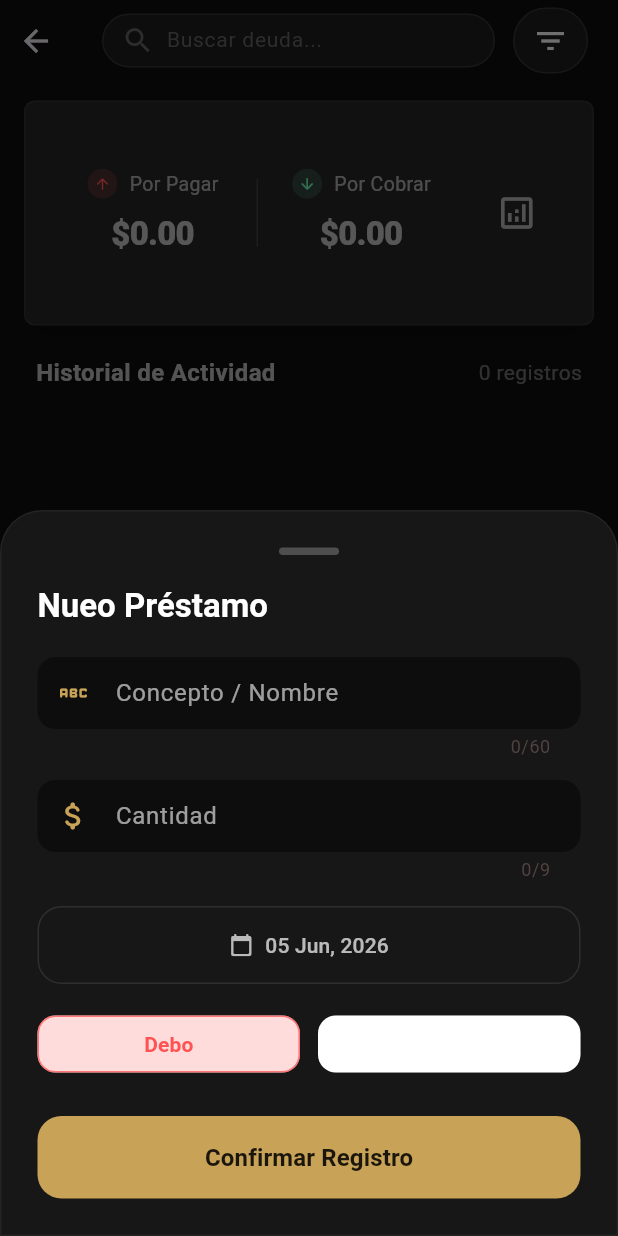
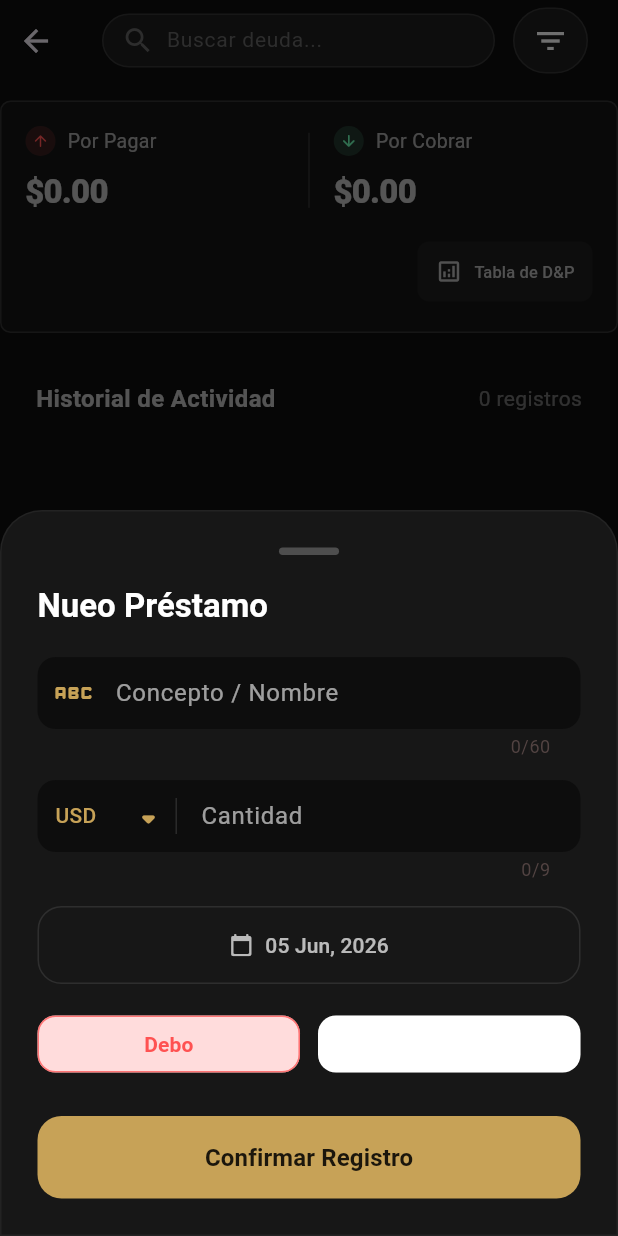
Before and after one commit to esceptecho/the_finxup_app, a Flutter app: the DebtAgendaView screen opened directly, after a tap on "Agregar", on a phone screen of 412 x 824 dp. Run offline on Flutter 3.47's test engine with Material 3 defaults, Android fonts, the phone set to English and light mode, and no system bars; our stand-ins replace animated_text_kit, carousel_slider, file_picker, fl_chart, flutter_riverpod, flutter_slidable and 8 more; missing offline and left inert: add_2_calendar, pdfrx, time_machine; accounts and stored records are empty; generated files the repository leaves out were written again; Roboto replaces fonts that are missing (Montserrat); project files that could hold a hidden picture were left out.

Commit message:
currencyType y DropdownButton agregado

```diff
--- a/lib/main.dart
+++ b/lib/main.dart
@@ -70,9 +70,15 @@ void _registerHiveAdapters() {
     Hive.registerAdapter(GoalAdapter());
   }
 
+if (!Hive.isAdapterRegistered(7)) {
+    Hive.registerAdapter(CurrencyTypeAdapter());
+  }
+
   if (!Hive.isAdapterRegistered(6)) {
     Hive.registerAdapter(DebtAdapter());
   }
+
+
 }
 
 Future<void> _openHiveBoxes() async {
--- a/lib/models/debt_model.dart
+++ b/lib/models/debt_model.dart
@@ -19,6 +19,9 @@
   @HiveField(4)
   bool esDeuda;
 
+  @HiveField(5)
+  CurrencyType currencyType;
+
   // Constructor modificado con valores iniciales por defecto para el generador
   Debt({
     this.nombre = '',
@@ -26,6 +29,7 @@
     DateTime? fecha,
     this.pagado = false,
     this.esDeuda = true,
+    this.currencyType = CurrencyType.usd, // Valor por defecto
   }) : fecha = fecha ?? DateTime.now();
 
   String get tipoTransaccion => esDeuda ? 'Debo' : 'Me deben';
@@ -37,6 +41,7 @@
     DateTime? fecha,
     bool? pagado,
     bool? esDeuda,
+    CurrencyType? currencyType,
   }) {
     return Debt(
       nombre: nombre ?? this.nombre,
@@ -44,6 +49,42 @@
       fecha: fecha ?? this.fecha,
       pagado: pagado ?? this.pagado,
       esDeuda: esDeuda ?? this.esDeuda,
+      currencyType: currencyType ?? this.currencyType,
     );
   }
 }
+
+
+@HiveType(typeId: 7) // Asegúrate de que este ID sea único en tu app
+enum CurrencyType {
+  @HiveField(0) usd,
+  @HiveField(1) eur,
+  @HiveField(2) mxn,
+  @HiveField(3) gbp,
+  @HiveField(4) jpy,
+  @HiveField(5) cop,
+  @HiveField(6) ars,
+  @HiveField(7) clp,
+}
+
+// Extensión para facilitar la visualización en la UI
+extension CurrencyTypeExtension on CurrencyType {
+  String get code => name.toUpperCase();
+
+  String get symbol {
+    switch (this) {
+      case CurrencyType.usd:
+      case CurrencyType.mxn:
+      case CurrencyType.cop:
+      case CurrencyType.ars:
+      case CurrencyType.clp:
+        return '\$';
+      case CurrencyType.eur:
+        return '€';
+      case CurrencyType.gbp:
+        return '£';
+      case CurrencyType.jpy:
+        return '¥';
+    }
+  }
+}
--- a/lib/screens/debt_agenda_view.dart
+++ b/lib/screens/debt_agenda_view.dart
@@ -22,6 +22,7 @@ class _DebtAgendaViewState extends ConsumerState<DebtAgendaView> {
   final _nombreController = TextEditingController();
   final _cantidadController = TextEditingController();
   bool _esDeuda = true;
+  CurrencyType _monedaSeleccionada = CurrencyType.usd;
   DateTime _fechaSeleccionada = DateTime.now();
 
   final DateFormat dateFormat = DateFormat('dd/MM/yyyy');
@@ -43,6 +44,7 @@ class _DebtAgendaViewState extends ConsumerState<DebtAgendaView> {
       cantidad: double.parse(_cantidadController.text),
       fecha: _fechaSeleccionada,
       esDeuda: _esDeuda,
+      currencyType: _monedaSeleccionada,
     );
 
     ref.read(debtListProvider.notifier).addDebt(nuevaDeuda);
@@ -112,35 +114,25 @@ class _DebtAgendaViewState extends ConsumerState<DebtAgendaView> {
           child: Column(
             mainAxisSize: MainAxisSize.min,
             children: [
-              // 1. Resumen de balances financieros
+              SizedBox(height: 12),
               Container(
-                height: 150,
-                margin: const EdgeInsets.symmetric(
-                  horizontal: 16,
-                  vertical: 12,
+                padding: const EdgeInsets.all(16),
+                decoration: BoxDecoration(
+                  color: Colors.white.withValues(
+                    alpha: 0.03,
+                  ), // Un fondo sutil para dar contexto de tarjeta
+                  borderRadius: BorderRadius.circular(7),
+                  border: Border.all(color: Colors.white12),
                 ),
-                padding: const EdgeInsets.symmetric(
-                  vertical: 24,
-                  horizontal: 16,
-                ),
-                decoration: BoxDecoration(
-                  color: AppThemeHSL.surfaceLight,
-                  borderRadius: BorderRadius.circular(7),
-                  border: Border.all(
-                    color: Colors.white.withValues(alpha: 0.05),
-                  ),
-                  boxShadow: [
-                    BoxShadow(
-                      color: Colors.black.withValues(alpha: 0.2),
-                      blurRadius: 20,
-                      offset: const Offset(0, 10),
-                    ),
-                  ],
-                ),
-                child: Row(
+                child: Column(
+                  mainAxisSize: MainAxisSize.min,
+                  crossAxisAlignment: CrossAxisAlignment
+                      .end, // Alinea el botón al extremo derecho
+                  children: [
+                    // Sección de saldos (Por Pagar / Por Cobrar)
+                    Row(
                       children: [
                         Expanded(
-                      flex: 2,
                           child: BuildSummaryItem(
                             title: 'Por Pagar',
                             amount: totalDeudas,
@@ -148,9 +140,13 @@ class _DebtAgendaViewState extends ConsumerState<DebtAgendaView> {
                             icon: Icons.arrow_upward_rounded,
                           ),
                         ),
-                    Container(width: 1, height: 45, color: Colors.white12),
+                        Container(
+                          width: 1,
+                          height: 50,
+                          color: Colors.white12,
+                          margin: const EdgeInsets.symmetric(horizontal: 16),
+                        ),
                         Expanded(
-                      flex: 2,
                           child: BuildSummaryItem(
                             title: 'Por Cobrar',
                             amount: totalPrestamos,
@@ -158,23 +154,44 @@ class _DebtAgendaViewState extends ConsumerState<DebtAgendaView> {
                             icon: Icons.arrow_downward_rounded,
                           ),
                         ),
-                    Expanded(
-                      child: IconButton(
+                      ],
+                    ),
+
+                    const SizedBox(height: 14), // Espaciador controlado
+                    // Botón extendido elegante
+                    TextButton.icon(
+                      onPressed: () => _showDebtsTableDialog(context),
                       icon: Icon(
                         Icons.analytics_outlined,
                         color: AppThemeHSL.textSecondary,
-                          size: 28,
+                        size: 18,
                       ),
-                        constraints: const BoxConstraints(),
-                        padding: EdgeInsets.zero,
-                        tooltip: 'Ver tabla detallada',
-                        onPressed: () => _showDebtsTableDialog(context),
+                      label: Text(
+                        'Tabla de D&P',
+                        style: TextStyle(
+                          fontSize: 11,
+                          color: AppThemeHSL.textSecondary,
+                          fontWeight: FontWeight.w500,
+                        ),
+                      ),
+                      style: TextButton.styleFrom(
+                        padding: const EdgeInsets.symmetric(
+                          horizontal: 12,
+                          vertical: 8,
+                        ),
+                        shape: RoundedRectangleBorder(
+                          borderRadius: BorderRadius.circular(8),
+                        ),
+                        // Un fondo casi invisible que reacciona al pasar el cursor o presionar
+                        backgroundColor: AppThemeHSL.textSecondary.withValues(
+                          alpha: 0.05,
+                        ),
                       ),
                     ),
                   ],
                 ),
               ),
-
+              SizedBox(height: 24),
               // 2. Encabezado de la lista
               Padding(
                 padding: const EdgeInsets.symmetric(
@@ -206,9 +223,9 @@ class _DebtAgendaViewState extends ConsumerState<DebtAgendaView> {
               // 3. Listado de deudas (SE QUITÓ EL EXPANDED)
               filteredDebts.isEmpty
                   ? SizedBox(
-                      height: 400, // Le damos una altura fija estimada a la vista vacía
-                      child:
-                      Center(
+                      height:
+                          400, // Le damos una altura fija estimada a la vista vacía
+                      child: Center(
                         child: Column(
                           mainAxisAlignment: MainAxisAlignment.center,
                           children: [
@@ -353,6 +370,7 @@ class _DebtAgendaViewState extends ConsumerState<DebtAgendaView> {
                       prefixIcon: Icon(
                         Icons.abc_rounded,
                         color: AppThemeHSL.accentGold,
+                        size: 32,
                       ),
                       filled: true,
                       fillColor: AppThemeHSL.background,
@@ -365,6 +383,7 @@ class _DebtAgendaViewState extends ConsumerState<DebtAgendaView> {
                   ),
                   const SizedBox(height: 14),
                   TextField(
+                    maxLength: 9,
                     controller: _cantidadController,
                     keyboardType: const TextInputType.numberWithOptions(
                       decimal: true,
@@ -373,18 +392,68 @@ class _DebtAgendaViewState extends ConsumerState<DebtAgendaView> {
                     decoration: InputDecoration(
                       labelText: 'Cantidad',
                       labelStyle: const TextStyle(color: Colors.white60),
-                      prefixIcon: Icon(
-                        Icons.attach_money_rounded,
-                        color: AppThemeHSL.accentGold,
-                      ),
                       filled: true,
                       fillColor: AppThemeHSL.background,
                       border: OutlineInputBorder(
                         borderRadius: BorderRadius.circular(16),
                         borderSide: BorderSide.none,
                       ),
+
+                      // --- AQUÍ ESTÁ EL TRUCO ---
+                      prefixIcon: Container(
+                        width:
+                            105, // Controla estrictamente el ancho del selector
+                        padding: const EdgeInsets.only(left: 12),
+                        child: Row(
+                          children: [
+                            Expanded(
+                              child: DropdownButtonHideUnderline(
+                                child: DropdownButton<CurrencyType>(
+                                  value: _monedaSeleccionada,
+                                  dropdownColor: AppThemeHSL.surface,
+                                  menuWidth: 80,
+                                  icon: Icon(
+                                    Icons.arrow_drop_down_rounded,
+                                    color: AppThemeHSL.accentGold,
+                                    size: 28,
                                   ),
-                    maxLength: 9,
+                                  isDense:
+                                      true, // Hace que el diseño sea más compacto internamente
+                                  items: CurrencyType.values.map((moneda) {
+                                    return DropdownMenuItem(
+                                      value: moneda,
+                                      // Usamos el código (USD, EUR) para que no sature el espacio
+                                      child: Text(
+                                        moneda.code,
+                                        style: TextStyle(
+                                          fontSize: 14,
+                                          color: AppThemeHSL.accentGold,
+                                        ),
+                                      ),
+                                    );
+                                  }).toList(),
+                                  onChanged: (CurrencyType? newValue) {
+                                    if (newValue != null) {
+                                      // Actualiza el estado del modal usando setModalState
+                                      setModalState(() {
+                                        _monedaSeleccionada = newValue;
+                                      });
+                                    }
+                                  },
+                                ),
+                              ),
+                            ),
+                            // Línea divisoria vertical súper elegante
+                            Container(
+                              height: 24,
+                              width: 1,
+                              color: Colors.white12,
+                              margin: const EdgeInsets.only(left: 4, right: 12),
+                            ),
+                          ],
+                        ),
+                      ),
+                    ),
                   ),
                   const SizedBox(height: 16),
                   Row(
--- a/lib/widgets/build_summary_item.dart
+++ b/lib/widgets/build_summary_item.dart
@@ -20,9 +20,10 @@ class BuildSummaryItem extends StatelessWidget {
   Widget build(BuildContext context) {
     return Column(
       mainAxisAlignment: MainAxisAlignment.center,
+      crossAxisAlignment: .start,
       children: [
         Row(
-          mainAxisAlignment: MainAxisAlignment.center,
+          mainAxisAlignment: MainAxisAlignment.start,
           children: [
             Container(
               padding: const EdgeInsets.all(4),
```
Lines whose indentation alone changed are shown as unchanged.
